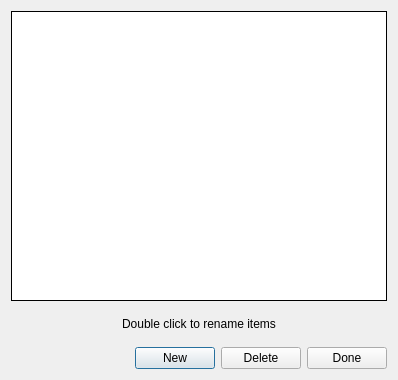
Old version of the form Dialogs/manageimagesdlg.ui in the repository towhee/Winnow64.
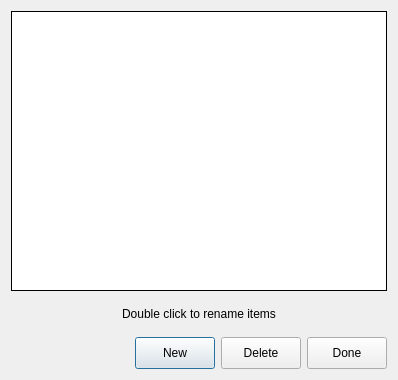
New version of the form.

What changed in the file:
```diff
--- a/Dialogs/manageimagesdlg.ui
+++ b/Dialogs/manageimagesdlg.ui
@@ -98,17 +98,29 @@
        <property name="sizeHint" stdset="0">
         <size>
          <width>40</width>
-         <height>20</height>
+         <height>32</height>
         </size>
        </property>
       </spacer>
      </item>
      <item>
       <widget class="QPushButton" name="newBtn">
+       <property name="sizePolicy">
+        <sizepolicy hsizetype="Minimum" vsizetype="Minimum">
+         <horstretch>0</horstretch>
+         <verstretch>0</verstretch>
+        </sizepolicy>
+       </property>
        <property name="minimumSize">
         <size>
          <width>0</width>
-         <height>0</height>
+         <height>32</height>
+        </size>
+       </property>
+       <property name="maximumSize">
+        <size>
+         <width>16777215</width>
+         <height>32</height>
         </size>
        </property>
        <property name="text">
@@ -118,10 +130,22 @@
      </item>
      <item>
       <widget class="QPushButton" name="deleteBtn">
+       <property name="sizePolicy">
+        <sizepolicy hsizetype="Minimum" vsizetype="Minimum">
+         <horstretch>0</horstretch>
+         <verstretch>0</verstretch>
+        </sizepolicy>
+       </property>
        <property name="minimumSize">
         <size>
          <width>0</width>
-         <height>0</height>
+         <height>32</height>
+        </size>
+       </property>
+       <property name="maximumSize">
+        <size>
+         <width>16777215</width>
+         <height>32</height>
         </size>
        </property>
        <property name="text">
@@ -131,10 +155,22 @@
      </item>
      <item>
       <widget class="QPushButton" name="doneBtn">
+       <property name="sizePolicy">
+        <sizepolicy hsizetype="Minimum" vsizetype="Minimum">
+         <horstretch>0</horstretch>
+         <verstretch>0</verstretch>
+        </sizepolicy>
+       </property>
        <property name="minimumSize">
         <size>
          <width>0</width>
-         <height>0</height>
+         <height>32</height>
+        </size>
+       </property>
+       <property name="maximumSize">
+        <size>
+         <width>16777215</width>
+         <height>32</height>
         </size>
        </property>
        <property name="text">
```
